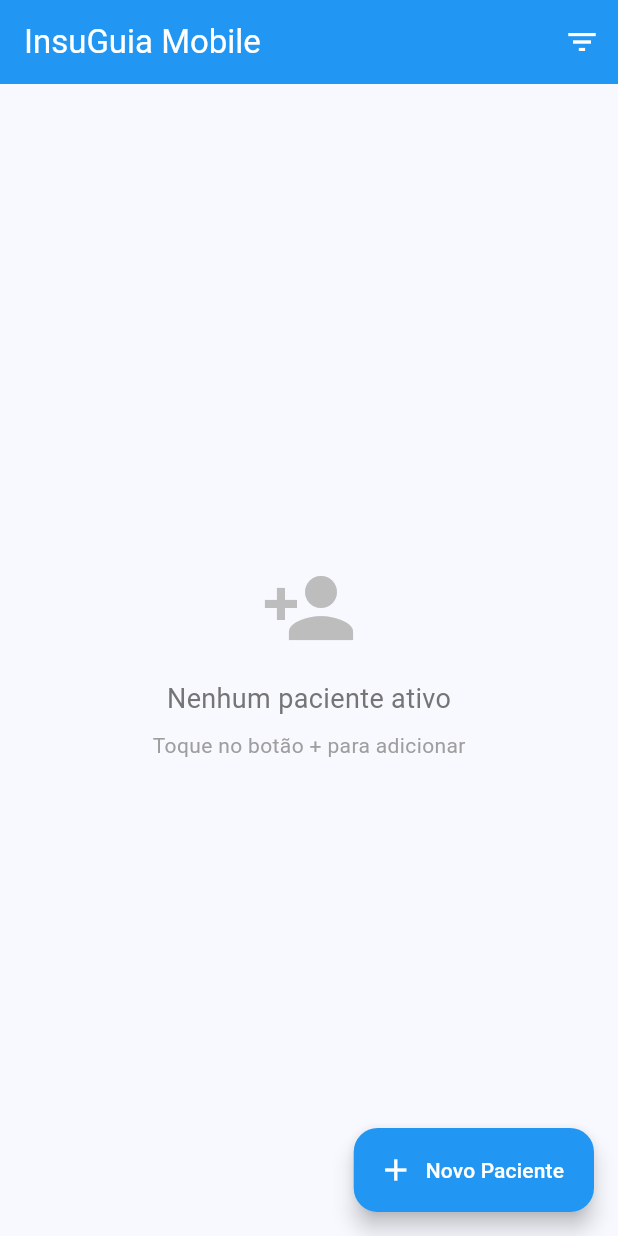
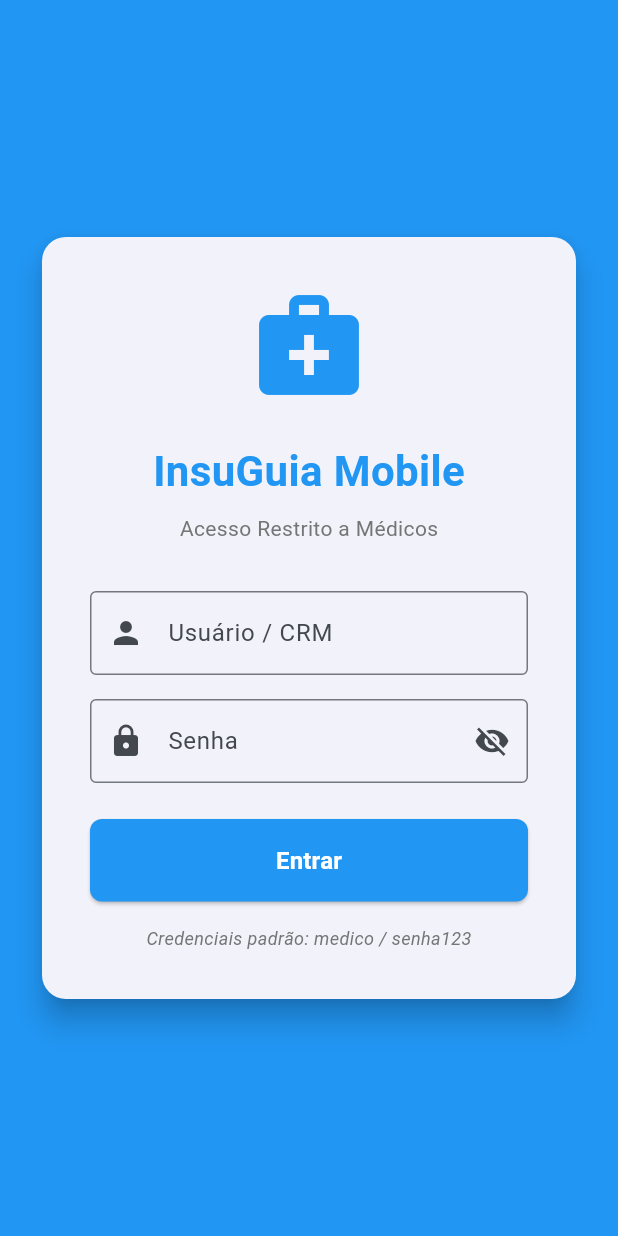
Before and after one commit to LuanGSiiss/InsuGuia_Mobile, a Flutter app: the screen it shows after launch, on a phone screen of 412 x 824 dp. Run offline on Flutter 3.47's test engine with Material 3 defaults, Android fonts, the phone set to English and light mode, and no system bars; our stand-ins replace supabase_flutter; accounts and stored records are empty.

```diff
--- /dev/null
+++ b/lib/screens/login_screen.dart
@@ -0,0 +1,209 @@
+import 'package:flutter/material.dart';
+import '../services/auth_service.dart';
+import 'home_screen.dart';
+
+class LoginScreen extends StatefulWidget {
+  const LoginScreen({super.key});
+
+  @override
+  State<LoginScreen> createState() => _LoginScreenState();
+}
+
+class _LoginScreenState extends State<LoginScreen> {
+  final _formKey = GlobalKey<FormState>();
+  final _usernameController = TextEditingController();
+  final _passwordController = TextEditingController();
+  final _authService = AuthService();
+
+  bool _isLoading = false;
+  bool _obscurePassword = true;
+
+  @override
+  void dispose() {
+    _usernameController.dispose();
+    _passwordController.dispose();
+    super.dispose();
+  }
+
+  Future<void> _login() async {
+    if (!_formKey.currentState!.validate()) {
+      return;
+    }
+
+    setState(() {
+      _isLoading = true;
+    });
+
+    try {
+      final success = await _authService.login(
+        _usernameController.text.trim(),
+        _passwordController.text,
+      );
+
+      if (!mounted) return;
+
+      if (success) {
+        Navigator.pushReplacement(
+          context,
+          MaterialPageRoute(builder: (context) => const HomeScreen()),
+        );
+      } else {
+        ScaffoldMessenger.of(context).showSnackBar(
+          const SnackBar(
+            content: Text('Usuário ou senha incorretos'),
+            backgroundColor: Colors.red,
+          ),
+        );
+      }
+    } catch (e) {
+      if (mounted) {
+        ScaffoldMessenger.of(context).showSnackBar(
+          SnackBar(
+            content: Text('Erro ao fazer login: $e'),
+            backgroundColor: Colors.red,
+          ),
+        );
+      }
+    } finally {
+      if (mounted) {
+        setState(() {
+          _isLoading = false;
+        });
+      }
+    }
+  }
+
+  @override
+  Widget build(BuildContext context) {
+    return Scaffold(
+      backgroundColor: Colors.blue,
+      body: Center(
+        child: SingleChildScrollView(
+          padding: const EdgeInsets.all(24.0),
+          child: Card(
+            elevation: 8,
+            shape: RoundedRectangleBorder(
+              borderRadius: BorderRadius.circular(16),
+            ),
+            child: Padding(
+              padding: const EdgeInsets.all(32.0),
+              child: Form(
+                key: _formKey,
+                child: Column(
+                  mainAxisSize: MainAxisSize.min,
+                  children: [
+                    const Icon(
+                      Icons.medical_services,
+                      size: 80,
+                      color: Colors.blue,
+                    ),
+                    const SizedBox(height: 24),
+                    const Text(
+                      'InsuGuia Mobile',
+                      style: TextStyle(
+                        fontSize: 28,
+                        fontWeight: FontWeight.bold,
+                        color: Colors.blue,
+                      ),
+                    ),
+                    const SizedBox(height: 8),
+                    Text(
+                      'Acesso Restrito a Médicos',
+                      style: TextStyle(
+                        fontSize: 14,
+                        color: Colors.grey[600],
+                      ),
+                    ),
+                    const SizedBox(height: 32),
+                    TextFormField(
+                      controller: _usernameController,
+                      decoration: const InputDecoration(
+                        labelText: 'Usuário / CRM',
+                        border: OutlineInputBorder(),
+                        prefixIcon: Icon(Icons.person),
+                      ),
+                      validator: (value) {
+                        if (value == null || value.isEmpty) {
+                          return 'Campo obrigatório';
+                        }
+                        return null;
+                      },
+                    ),
+                    const SizedBox(height: 16),
+                    TextFormField(
+                      controller: _passwordController,
+                      decoration: InputDecoration(
+                        labelText: 'Senha',
+                        border: const OutlineInputBorder(),
+                        prefixIcon: const Icon(Icons.lock),
+                        suffixIcon: IconButton(
+                          icon: Icon(
+                            _obscurePassword
+                                ? Icons.visibility_off
+                                : Icons.visibility,
+                          ),
+                          onPressed: () {
+                            setState(() {
+                              _obscurePassword = !_obscurePassword;
+                            });
+                          },
+                        ),
+                      ),
+                      obscureText: _obscurePassword,
+                      validator: (value) {
+                        if (value == null || value.isEmpty) {
+                          return 'Campo obrigatório';
+                        }
+                        return null;
+                      },
+                    ),
+                    const SizedBox(height: 24),
+                    SizedBox(
+                      width: double.infinity,
+                      child: ElevatedButton(
+                        onPressed: _isLoading ? null : _login,
+                        style: ElevatedButton.styleFrom(
+                          backgroundColor: Colors.blue,
+                          foregroundColor: Colors.white,
+                          padding: const EdgeInsets.symmetric(vertical: 16),
+                          shape: RoundedRectangleBorder(
+                            borderRadius: BorderRadius.circular(8),
+                          ),
+                        ),
+                        child: _isLoading
+                            ? const SizedBox(
+                                height: 20,
+                                width: 20,
+                                child: CircularProgressIndicator(
+                                  strokeWidth: 2,
+                                  color: Colors.white,
+                                ),
+                              )
+                            : const Text(
+                                'Entrar',
+                                style: TextStyle(
+                                  fontSize: 16,
+                                  fontWeight: FontWeight.bold,
+                                ),
+                              ),
+                      ),
+                    ),
+                    const SizedBox(height: 16),
+                    Text(
+                      'Credenciais padrão: medico / senha123',
+                      style: TextStyle(
+                        fontSize: 12,
+                        color: Colors.grey[600],
+                        fontStyle: FontStyle.italic,
+                      ),
+                    ),
+                  ],
+                ),
+              ),
+            ),
+          ),
+        ),
+      ),
+    );
+  }
+}
```
Also changed, not shown: lib/main.dart (+4 -4 lines), lib/screens/monitoring_screen.dart (+89 -30 lines), lib/services/auth_service.dart (added, +20 -0 lines), lib/services/prescription_service.dart (+66 -14 lines), 2 other files.
